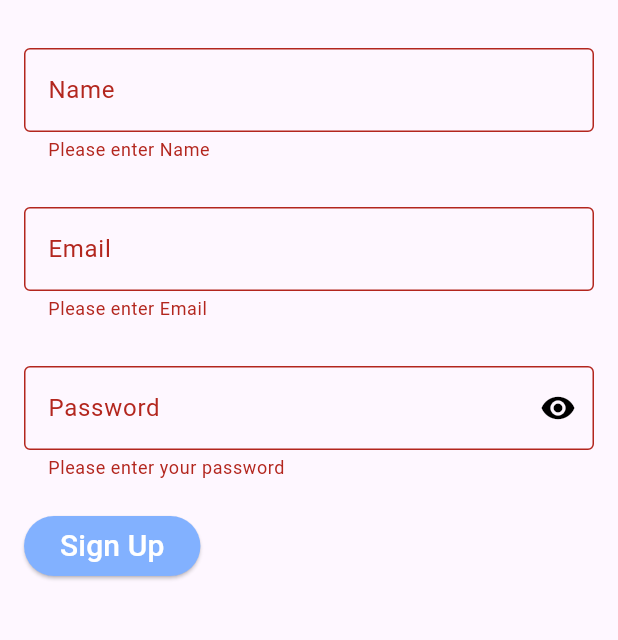
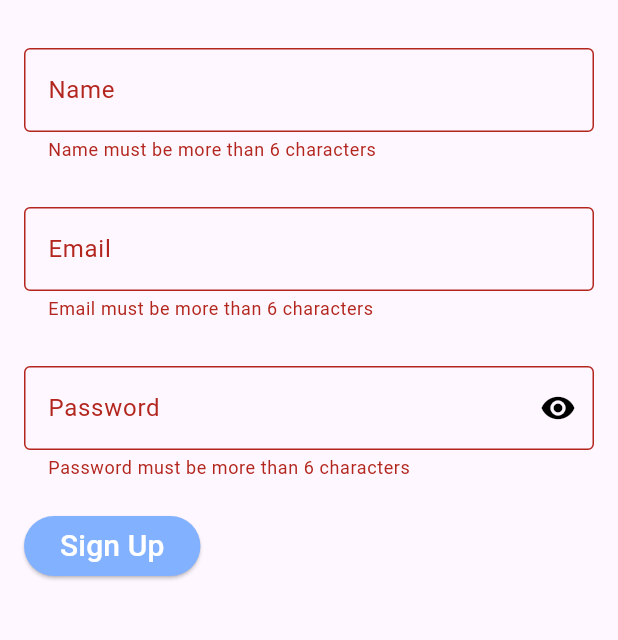
Before and after one commit to SirmcChad/Teacher-assign, a Flutter app: the RegisterStudent screen opened directly with empty values, after a tap on "Sign Up", on a phone screen of 412 x 824 dp, the part 60-700 px from its top. Run offline on Flutter 3.47's test engine with Material 3 defaults, Android fonts, the light colour scheme and no system bars; our stand-ins replace cloud_firestore, firebase_auth, firebase_core, flutter_spinkit; accounts and stored records are empty; network calls fail.

Commit message:
Custom text field and custom password field validator changed

```diff
--- a/lib/shared/custom_password_field.dart
+++ b/lib/shared/custom_password_field.dart
@@ -39,8 +39,8 @@ class _CustomPasswordFieldState extends State<CustomPasswordField> {
           border: OutlineInputBorder()
       ),
       validator: (value) {
-        if (value!.isEmpty) {
-          return 'Please enter your password';
+        if (value!.length < 6) {
+          return 'Password must be more than 6 characters';
         }
         return null;
       },
--- a/lib/shared/custom_text_field.dart
+++ b/lib/shared/custom_text_field.dart
@@ -25,8 +25,8 @@ class _CustomTextFieldState extends State<CustomTextField> {
           border: OutlineInputBorder()
       ),
       validator: (value) {
-        if (value!.isEmpty) {
-          return 'Please enter ${widget.title}';
+        if (value!.length < 6) {
+          return '${widget.title} must be more than 6 characters';
         }
         return null;
       },
```
